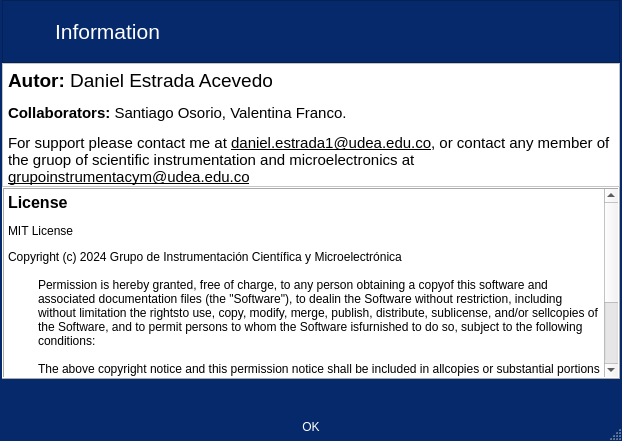
Above: measurement-system/software/ui_files/info_dialog.ui from DanielEstrada971102/Horno-CS before the change. Below: the same form after it.
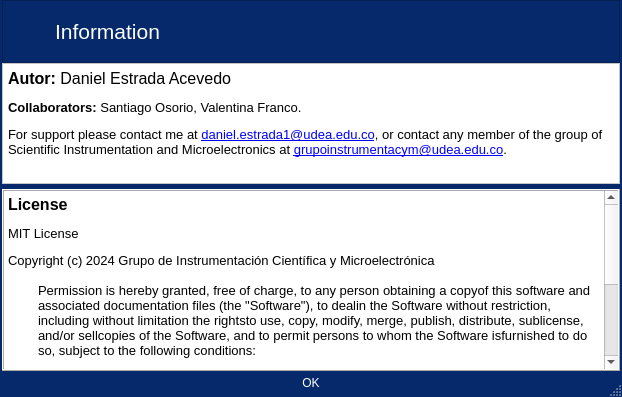
That is the form after the change. Icons and pictures are not drawn.

Commit message: Fix styles in the interface

Diff of the .ui file:
```diff
--- a/measurement-system/software/ui_files/info_dialog.ui
+++ b/measurement-system/software/ui_files/info_dialog.ui
@@ -7,7 +7,7 @@
     <x>0</x>
     <y>0</y>
     <width>622</width>
-    <height>441</height>
+    <height>397</height>
    </rect>
   </property>
   <property name="windowTitle">
@@ -172,7 +172,7 @@
         <property name="frameShadow">
          <enum>QFrame::Plain</enum>
         </property>
-        <layout class="QVBoxLayout" name="verticalLayout" stretch="1,2">
+        <layout class="QVBoxLayout" name="verticalLayout" stretch="1,0,2">
          <property name="spacing">
           <number>0</number>
          </property>
@@ -212,7 +212,7 @@
             <property name="bottomMargin">
              <number>0</number>
             </property>
-            <item alignment="Qt::AlignTop">
+            <item>
              <widget class="QLabel" name="label">
               <property name="sizePolicy">
                <sizepolicy hsizetype="Expanding" vsizetype="Expanding">
@@ -221,7 +221,7 @@
                </sizepolicy>
               </property>
               <property name="text">
-               <string>&lt;html&gt;&lt;head/&gt;&lt;body&gt;&lt;p&gt;&lt;span style=&quot; font-size:14pt; font-weight:600;&quot;&gt;Autor: &lt;/span&gt;&lt;span style=&quot; font-size:14pt;&quot;&gt;Daniel Estrada Acevedo&lt;/span&gt;&lt;/p&gt;&lt;p&gt;&lt;span style=&quot; font-size:11pt; font-weight:600;&quot;&gt;Collaborators:&lt;/span&gt;&lt;span style=&quot; font-size:11pt;&quot;&gt; Santiago Osorio, Valentina Franco.&lt;/span&gt;&lt;/p&gt;&lt;p&gt;&lt;span style=&quot; font-size:11pt;&quot;&gt;For support please contact me at &lt;/span&gt;&lt;span style=&quot; font-size:11pt; text-decoration: underline;&quot;&gt;daniel.estrada1@udea.edu.co&lt;/span&gt;&lt;span style=&quot; font-size:11pt;&quot;&gt;, or contact any member of the gruop of scientific instrumentation and microelectronics at &lt;/span&gt;&lt;span style=&quot; font-size:11pt; text-decoration: underline;&quot;&gt;grupoinstrumentacym@udea.edu.co&lt;/span&gt;&lt;/p&gt;&lt;/body&gt;&lt;/html&gt;</string>
+               <string>&lt;html&gt;&lt;head/&gt;&lt;body&gt;&lt;p&gt;&lt;span style=&quot; font-size:12pt; font-weight:600;&quot;&gt;Autor: &lt;/span&gt;&lt;span style=&quot; font-size:12pt;&quot;&gt;Daniel Estrada Acevedo&lt;/span&gt;&lt;/p&gt;&lt;p&gt;&lt;span style=&quot; font-size:10pt; font-weight:600;&quot;&gt;Collaborators:&lt;/span&gt;&lt;span style=&quot; font-size:10pt;&quot;&gt; Santiago Osorio, Valentina Franco.&lt;/span&gt;&lt;/p&gt;&lt;p&gt;&lt;span style=&quot; font-size:10pt;&quot;&gt;For support please contact me at &lt;/span&gt;&lt;a href=&quot;mailto: daniel.estrada1@udea.edu.co&quot;&gt;&lt;span style=&quot; font-size:10pt; text-decoration: underline; color:#0000ff;&quot;&gt;daniel.estrada1@udea.edu.co&lt;/span&gt;&lt;/a&gt;&lt;span style=&quot; font-size:10pt;&quot;&gt;, or contact any member of the group of Scientific Instrumentation and Microelectronics at &lt;/span&gt;&lt;a href=&quot;mailto: grupoinstrumentacym@udea.edu.co&quot;&gt;&lt;span style=&quot; font-size:10pt; text-decoration: underline; color:#0000ff;&quot;&gt;grupoinstrumentacym@udea.edu.co&lt;/span&gt;&lt;/a&gt;&lt;span style=&quot; font-size:10pt;&quot;&gt;.&lt;/span&gt;&lt;/p&gt;&lt;p&gt;&lt;/p&gt;&lt;/body&gt;&lt;/html&gt;</string>
               </property>
               <property name="wordWrap">
                <bool>true</bool>
@@ -231,6 +231,19 @@
            </layout>
           </widget>
          </item>
+         <item>
+          <spacer name="verticalSpacer">
+           <property name="orientation">
+            <enum>Qt::Vertical</enum>
+           </property>
+           <property name="sizeHint" stdset="0">
+            <size>
+             <width>20</width>
+             <height>5</height>
+            </size>
+           </property>
+          </spacer>
+         </item>
          <item>
           <widget class="QTextEdit" name="license_text">
            <property name="frameShape">
@@ -246,16 +259,16 @@
             <string>&lt;!DOCTYPE HTML PUBLIC &quot;-//W3C//DTD HTML 4.0//EN&quot; &quot;http://www.w3.org/TR/REC-html40/strict.dtd&quot;&gt;
 &lt;html&gt;&lt;head&gt;&lt;meta name=&quot;qrichtext&quot; content=&quot;1&quot; /&gt;&lt;style type=&quot;text/css&quot;&gt;
 p, li { white-space: pre-wrap; }
-&lt;/style&gt;&lt;/head&gt;&lt;body style=&quot; font-family:'MS Shell Dlg 2'; font-size:8pt; font-weight:400; font-style:normal;&quot;&gt;
-&lt;p style=&quot; margin-top:0px; margin-bottom:0px; margin-left:0px; margin-right:0px; -qt-block-indent:0; text-indent:0px;&quot;&gt;&lt;span style=&quot; font-size:12pt; font-weight:600;&quot;&gt;License&lt;/span&gt;        &lt;/p&gt;
-&lt;p style=&quot; margin-top:12px; margin-bottom:12px; margin-left:0px; margin-right:0px; -qt-block-indent:0; text-indent:0px;&quot;&gt;&lt;span style=&quot; font-size:9pt;&quot;&gt;MIT License        &lt;/span&gt;&lt;/p&gt;
-&lt;p style=&quot; margin-top:0px; margin-bottom:0px; margin-left:0px; margin-right:0px; -qt-block-indent:0; text-indent:0px;&quot;&gt;&lt;span style=&quot; font-size:9pt;&quot;&gt;Copyright (c) 2024 Grupo de Instrumentación Científica y Microelectrónica         &lt;/span&gt;&lt;/p&gt;
-&lt;p style=&quot; margin-top:0px; margin-bottom:0px; margin-left:0px; margin-right:0px; -qt-block-indent:0; text-indent:0px;&quot;&gt;&lt;span style=&quot; font-size:9pt;&quot;&gt;        &lt;/span&gt;&lt;/p&gt;
-&lt;p style=&quot; margin-top:0px; margin-bottom:0px; margin-left:30px; margin-right:0px; -qt-block-indent:0; text-indent:0px;&quot;&gt;&lt;span style=&quot; font-size:9pt;&quot;&gt;Permission is hereby granted, free of charge, to any person obtaining a copyof this software and associated documentation files (the &amp;quot;Software&amp;quot;), to dealin the Software without restriction, including without limitation the rightsto use, copy, modify, merge, publish, distribute, sublicense, and/or sellcopies of the Software, and to permit persons to whom the Software isfurnished to do so, subject to the following conditions:&lt;/span&gt;&lt;/p&gt;
-&lt;p style=&quot;-qt-paragraph-type:empty; margin-top:0px; margin-bottom:0px; margin-left:30px; margin-right:0px; -qt-block-indent:0; text-indent:0px; font-size:9pt;&quot;&gt;&lt;br /&gt;&lt;/p&gt;
-&lt;p style=&quot; margin-top:0px; margin-bottom:0px; margin-left:30px; margin-right:0px; -qt-block-indent:0; text-indent:0px;&quot;&gt;&lt;span style=&quot; font-size:9pt;&quot;&gt;The above copyright notice and this permission notice shall be included in allcopies or substantial portions of the Software.&lt;/span&gt;&lt;/p&gt;
-&lt;p style=&quot;-qt-paragraph-type:empty; margin-top:0px; margin-bottom:0px; margin-left:30px; margin-right:0px; -qt-block-indent:0; text-indent:0px; font-size:9pt;&quot;&gt;&lt;br /&gt;&lt;/p&gt;
-&lt;p style=&quot; margin-top:0px; margin-bottom:0px; margin-left:30px; margin-right:0px; -qt-block-indent:0; text-indent:0px;&quot;&gt;&lt;span style=&quot; font-size:9pt;&quot;&gt;THE SOFTWARE IS PROVIDED &amp;quot;AS IS&amp;quot;, WITHOUT WARRANTY OF ANY KIND, EXPRESS ORIMPLIED, INCLUDING BUT NOT LIMITED TO THE WARRANTIES OF MERCHANTABILITY,FITNESS FOR A PARTICULAR PURPOSE AND NONINFRINGEMENT. IN NO EVENT SHALL THEAUTHORS OR COPYRIGHT HOLDERS BE LIABLE FOR ANY CLAIM, DAMAGES OR OTHERLIABILITY, WHETHER IN AN ACTION OF CONTRACT, TORT OR OTHERWISE, ARISING FROM,OUT OF OR IN CONNECTION WITH THE SOFTWARE OR THE USE OR OTHER DEALINGS IN THESOFTWARE.&lt;/span&gt;&lt;/p&gt;&lt;/body&gt;&lt;/html&gt;</string>
+&lt;/style&gt;&lt;/head&gt;&lt;body style=&quot; font-family:'MS Shell Dlg 2'; font-size:8.25pt; font-weight:400; font-style:normal;&quot;&gt;
+&lt;p style=&quot; margin-top:0px; margin-bottom:0px; margin-left:0px; margin-right:0px; -qt-block-indent:0; text-indent:0px;&quot;&gt;&lt;span style=&quot; font-size:12pt; font-weight:600;&quot;&gt;License&lt;/span&gt;&lt;span style=&quot; font-size:8pt;&quot;&gt;        &lt;/span&gt;&lt;/p&gt;
+&lt;p style=&quot; margin-top:12px; margin-bottom:12px; margin-left:0px; margin-right:0px; -qt-block-indent:0; text-indent:0px;&quot;&gt;&lt;span style=&quot; font-size:10pt;&quot;&gt;MIT License        &lt;/span&gt;&lt;/p&gt;
+&lt;p style=&quot; margin-top:0px; margin-bottom:0px; margin-left:0px; margin-right:0px; -qt-block-indent:0; text-indent:0px;&quot;&gt;&lt;span style=&quot; font-size:10pt;&quot;&gt;Copyright (c) 2024 Grupo de Instrumentación Científica y Microelectrónica         &lt;/span&gt;&lt;/p&gt;
+&lt;p style=&quot; margin-top:0px; margin-bottom:0px; margin-left:0px; margin-right:0px; -qt-block-indent:0; text-indent:0px;&quot;&gt;&lt;span style=&quot; font-size:10pt;&quot;&gt;        &lt;/span&gt;&lt;/p&gt;
+&lt;p style=&quot; margin-top:0px; margin-bottom:0px; margin-left:30px; margin-right:0px; -qt-block-indent:0; text-indent:0px;&quot;&gt;&lt;span style=&quot; font-size:10pt;&quot;&gt;Permission is hereby granted, free of charge, to any person obtaining a copyof this software and associated documentation files (the &amp;quot;Software&amp;quot;), to dealin the Software without restriction, including without limitation the rightsto use, copy, modify, merge, publish, distribute, sublicense, and/or sellcopies of the Software, and to permit persons to whom the Software isfurnished to do so, subject to the following conditions:&lt;/span&gt;&lt;/p&gt;
+&lt;p style=&quot;-qt-paragraph-type:empty; margin-top:0px; margin-bottom:0px; margin-left:30px; margin-right:0px; -qt-block-indent:0; text-indent:0px; font-size:10pt;&quot;&gt;&lt;br /&gt;&lt;/p&gt;
+&lt;p style=&quot; margin-top:0px; margin-bottom:0px; margin-left:30px; margin-right:0px; -qt-block-indent:0; text-indent:0px;&quot;&gt;&lt;span style=&quot; font-size:10pt;&quot;&gt;The above copyright notice and this permission notice shall be included in allcopies or substantial portions of the Software.&lt;/span&gt;&lt;/p&gt;
+&lt;p style=&quot;-qt-paragraph-type:empty; margin-top:0px; margin-bottom:0px; margin-left:30px; margin-right:0px; -qt-block-indent:0; text-indent:0px; font-size:10pt;&quot;&gt;&lt;br /&gt;&lt;/p&gt;
+&lt;p style=&quot; margin-top:0px; margin-bottom:0px; margin-left:30px; margin-right:0px; -qt-block-indent:0; text-indent:0px;&quot;&gt;&lt;span style=&quot; font-size:10pt;&quot;&gt;THE SOFTWARE IS PROVIDED &amp;quot;AS IS&amp;quot;, WITHOUT WARRANTY OF ANY KIND, EXPRESS ORIMPLIED, INCLUDING BUT NOT LIMITED TO THE WARRANTIES OF MERCHANTABILITY,FITNESS FOR A PARTICULAR PURPOSE AND NONINFRINGEMENT. IN NO EVENT SHALL THEAUTHORS OR COPYRIGHT HOLDERS BE LIABLE FOR ANY CLAIM, DAMAGES OR OTHERLIABILITY, WHETHER IN AN ACTION OF CONTRACT, TORT OR OTHERWISE, ARISING FROM,OUT OF OR IN CONNECTION WITH THE SOFTWARE OR THE USE OR OTHER DEALINGS IN THESOFTWARE.&lt;/span&gt;&lt;/p&gt;&lt;/body&gt;&lt;/html&gt;</string>
            </property>
           </widget>
          </item>
```
The commit also changes 2 other files.
